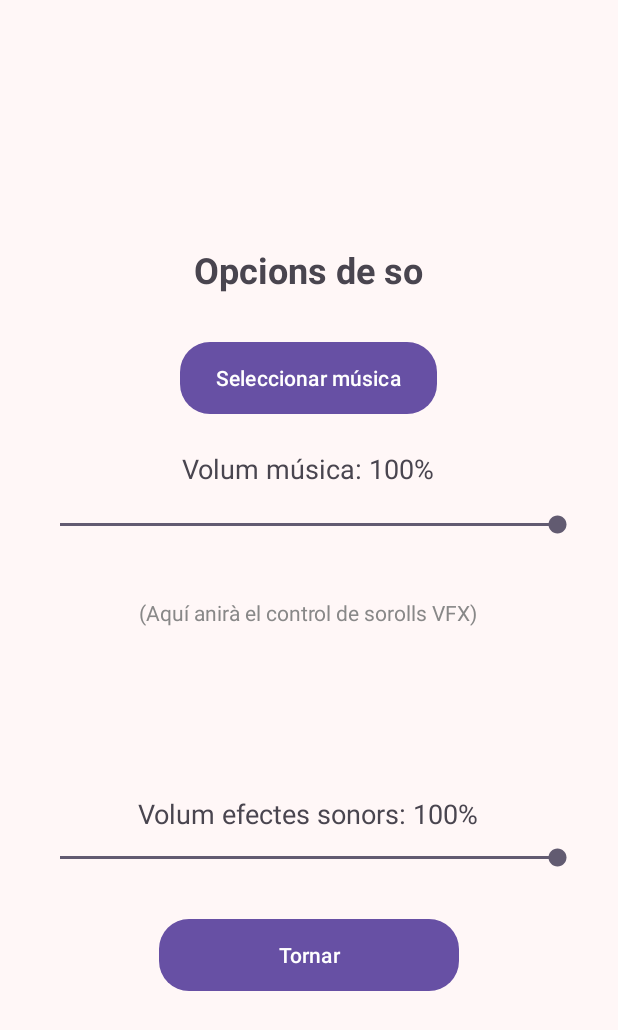
After one commit to joguvey/RuletaApp, an Android app built with Jetpack Compose: the OpcionesActivity screen opened directly, with no data from a screen before it, on a phone screen of 412 x 824 dp. The commit adds this screen. Shown: the top 1030 px of the screen. Run offline under Robolectric (Android 15) with nearby library versions, the phone set to English and light mode, and no system bars.

Commit message:
sorolls v1

```diff
--- a/app/src/main/AndroidManifest.xml
+++ b/app/src/main/AndroidManifest.xml
@@ -18,6 +18,12 @@
             android:label="@string/title_activity_historial"
             android:theme="@style/Theme.RuletaApp" />
         <activity
+            android:name=".OpcionesActivity"
+            android:exported="false"
+            android:label="Opciones"
+            android:theme="@style/Theme.RuletaApp" />
+
+        <activity
             android:name=".MainActivity"
             android:exported="true"
             android:theme="@style/Theme.RuletaApp">
--- /dev/null
+++ b/app/src/main/java/com/example/ruletaapp/OpcionesActivity.java
@@ -0,0 +1,84 @@
+package com.example.ruletaapp;
+
+import android.content.SharedPreferences;
+import android.os.Bundle;
+import android.widget.Button;
+import android.widget.SeekBar;
+import android.widget.TextView;
+import android.widget.Toast;
+
+import androidx.activity.result.ActivityResultLauncher;
+import androidx.activity.result.contract.ActivityResultContracts;
+import androidx.appcompat.app.AppCompatActivity;
+
+public class OpcionesActivity extends AppCompatActivity {
+
+    private SeekBar seekBarMusica;
+    private TextView txtVolum;
+    private SeekBar seekBarVfx;
+    private TextView txtVolumVfx;
+
+    private SharedPreferences prefsMusica;
+    private SharedPreferences prefsVfx;
+
+    private static final String PREFS_MUSICA = "configuracio_joc";
+    private static final String PREFS_VFX = "audio_settings";
+    private static final String CLAU_MUSICA = "musica_personalitzada";
+
+    private final ActivityResultLauncher<String> filePickerLauncher = registerForActivityResult(
+            new ActivityResultContracts.GetContent(),
+            uri -> {
+                if (uri != null) {
+                    prefsMusica.edit().putString(CLAU_MUSICA, uri.toString()).apply();
+                    Toast.makeText(this, "Música seleccionada!", Toast.LENGTH_SHORT).show();
+                }
+            });
+
+    @Override
+    protected void onCreate(Bundle savedInstanceState) {
+        super.onCreate(savedInstanceState);
+        setContentView(R.layout.activity_opciones);
+
+        prefsMusica = getSharedPreferences(PREFS_MUSICA, MODE_PRIVATE);
+        prefsVfx = getSharedPreferences(PREFS_VFX, MODE_PRIVATE);
+
+        seekBarMusica = findViewById(R.id.seekBarMusica);
+        txtVolum = findViewById(R.id.txtVolum);
+        seekBarVfx = findViewById(R.id.seekBarVfx);
+        txtVolumVfx = findViewById(R.id.txtVolumVfx);
+
+        Button btnSeleccionarMusica = findViewById(R.id.btnSeleccionarMusica);
+        Button btnTornar = findViewById(R.id.btnTornarOpcions);
+
+        int volumMusica = prefsMusica.getInt("volum_musica", 100);
+        seekBarMusica.setMax(100);
+        seekBarMusica.setProgress(volumMusica);
+        txtVolum.setText("Volum música: " + volumMusica + "%");
+
+        seekBarMusica.setOnSeekBarChangeListener(new SeekBar.OnSeekBarChangeListener() {
+            @Override public void onProgressChanged(SeekBar seekBar, int progress, boolean fromUser) {
+                prefsMusica.edit().putInt("volum_musica", progress).apply();
+                txtVolum.setText("Volum música: " + progress + "%");
+            }
+            @Override public void onStartTrackingTouch(SeekBar seekBar) {}
+            @Override public void onStopTrackingTouch(SeekBar seekBar) {}
+        });
+
+        int volumVfx = prefsVfx.getInt("volum_vfx", 100);
+        seekBarVfx.setMax(100);
+        seekBarVfx.setProgress(volumVfx);
+        txtVolumVfx.setText("Volum efectes sonors: " + volumVfx + "%");
+
+        seekBarVfx.setOnSeekBarChangeListener(new SeekBar.OnSeekBarChangeListener() {
+            @Override public void onProgressChanged(SeekBar seekBar, int progress, boolean fromUser) {
+                prefsVfx.edit().putInt("volum_vfx", progress).apply();
+                txtVolumVfx.setText("Volum efectes sonors: " + progress + "%");
+            }
+            @Override public void onStartTrackingTouch(SeekBar seekBar) {}
+            @Override public void onStopTrackingTouch(SeekBar seekBar) {}
+        });
+
+        btnSeleccionarMusica.setOnClickListener(v -> filePickerLauncher.launch("audio/*"));
+        btnTornar.setOnClickListener(v -> finish());
+    }
+}
--- /dev/null
+++ b/app/src/main/res/drawable/rounded_button.xml
@@ -0,0 +1,5 @@
+<shape xmlns:android="http://schemas.android.com/apk/res/android"
+    android:shape="rectangle">
+    <solid android:color="@color/purple_500" />
+    <corners android:radius="20dp" />
+</shape>
--- /dev/null
+++ b/app/src/main/res/layout/activity_opciones.xml
@@ -0,0 +1,79 @@
+<?xml version="1.0" encoding="utf-8"?>
+<LinearLayout xmlns:android="http://schemas.android.com/apk/res/android"
+    android:layout_width="match_parent"
+    android:layout_height="match_parent"
+    android:orientation="vertical"
+    android:padding="24dp"
+    android:gravity="center"
+    android:background="#FFF7F7">
+
+    <!-- Títol -->
+    <TextView
+        android:layout_width="wrap_content"
+        android:layout_height="wrap_content"
+        android:text="Opcions de so"
+        android:textSize="24sp"
+        android:textStyle="bold"
+        android:layout_marginBottom="32dp" />
+
+    <!-- Botó per seleccionar música personalitzada -->
+    <Button
+        android:id="@+id/btnSeleccionarMusica"
+        android:layout_width="wrap_content"
+        android:layout_height="wrap_content"
+        android:text="Seleccionar música"
+        android:layout_marginBottom="24dp"
+        android:backgroundTint="@color/purple_500"
+        android:textColor="@android:color/white"
+        android:background="@drawable/rounded_button" />
+
+    <!-- Control volum música -->
+    <TextView
+        android:id="@+id/txtVolum"
+        android:layout_width="wrap_content"
+        android:layout_height="wrap_content"
+        android:text="Volum música"
+        android:textSize="18sp"
+        android:layout_marginBottom="16dp" />
+
+    <SeekBar
+        android:id="@+id/seekBarMusica"
+        android:layout_width="match_parent"
+        android:layout_height="wrap_content"
+        android:layout_marginBottom="40dp" />
+
+    <!-- Espai reservat per futura barra d'efectes sonors -->
+    <TextView
+        android:layout_width="wrap_content"
+        android:layout_height="wrap_content"
+        android:text="(Aquí anirà el control de sorolls VFX)"
+        android:textColor="#888888"
+        android:textSize="14sp"
+        android:layout_marginBottom="80dp" />
+    <TextView
+        android:id="@+id/txtVolumVfx"
+        android:layout_width="wrap_content"
+        android:layout_height="wrap_content"
+        android:text="Volum efectes sonors"
+        android:textSize="18sp"
+        android:layout_marginTop="32dp"
+        android:layout_marginBottom="8dp" />
+
+    <SeekBar
+        android:id="@+id/seekBarVfx"
+        android:layout_width="match_parent"
+        android:layout_height="wrap_content" />
+
+    <!-- Botó de tornar -->
+    <Button
+        android:id="@+id/btnTornarOpcions"
+        android:layout_width="200dp"
+        android:layout_height="wrap_content"
+        android:text="Tornar"
+        android:backgroundTint="@color/purple_500"
+        android:textColor="@android:color/white"
+        android:layout_gravity="center"
+        android:layout_marginTop="32dp"
+        android:background="@drawable/rounded_button" />
+
+</LinearLayout>
--- a/app/src/main/res/values/colors.xml
+++ b/app/src/main/res/values/colors.xml
@@ -2,4 +2,6 @@
 <resources>
     <color name="black">#FF000000</color>
     <color name="white">#FFFFFFFF</color>
+    <color name="purple_500">#6200EE</color>
+
 </resources>
```
Also changed, not shown: app/src/main/java/com/example/ruletaapp/MainActivity.java (+106 -29 lines), 2 other files.
